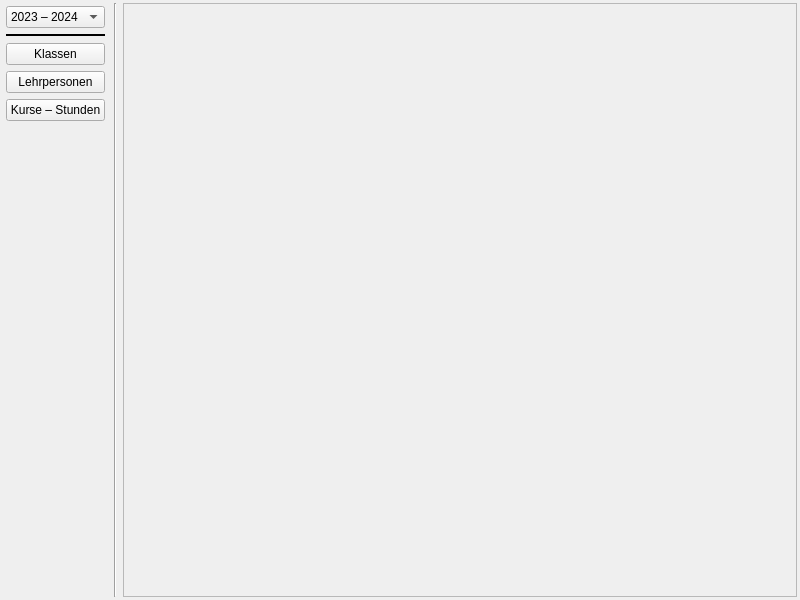
Old version of the form wz-data/ui/wz_main.ui in the repository gradgrind/WZ3.
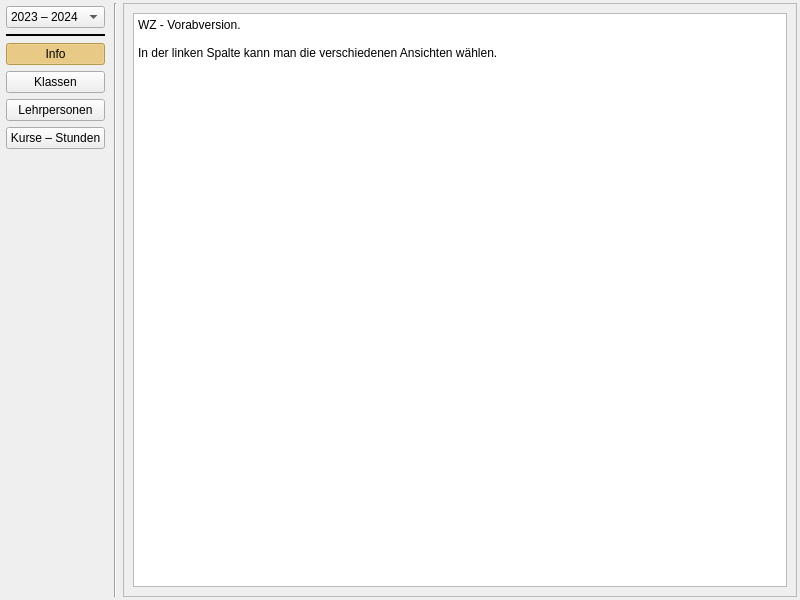
New version of the form.

Commit message: Add a preliminary info page to the main window.

The edit to the form file:
```diff
--- a/wz-data/ui/wz_main.ui
+++ b/wz-data/ui/wz_main.ui
@@ -74,6 +74,22 @@
           </property>
          </widget>
         </item>
+        <item>
+         <widget class="QPushButton" name="ui_info">
+          <property name="text">
+           <string>Info</string>
+          </property>
+          <property name="checkable">
+           <bool>true</bool>
+          </property>
+          <property name="checked">
+           <bool>true</bool>
+          </property>
+          <attribute name="buttonGroup">
+           <string notr="true">buttonGroup</string>
+          </attribute>
+         </widget>
+        </item>
         <item>
          <widget class="QPushButton" name="ui_class_editor">
           <property name="text">
@@ -164,6 +180,29 @@
      <property name="midLineWidth">
       <number>1</number>
      </property>
+     <widget class="QWidget" name="page">
+      <layout class="QVBoxLayout" name="verticalLayout_2">
+       <item>
+        <widget class="QTextEdit" name="textEdit">
+         <property name="html">
+          <string>&lt;!DOCTYPE HTML PUBLIC &quot;-//W3C//DTD HTML 4.0//EN&quot; &quot;http://www.w3.org/TR/REC-html40/strict.dtd&quot;&gt;
+&lt;html&gt;&lt;head&gt;&lt;meta name=&quot;qrichtext&quot; content=&quot;1&quot; /&gt;&lt;meta charset=&quot;utf-8&quot; /&gt;&lt;style type=&quot;text/css&quot;&gt;
+p, li { white-space: pre-wrap; }
+hr { height: 1px; border-width: 0; }
+li.unchecked::marker { content: &quot;\2610&quot;; }
+li.checked::marker { content: &quot;\2612&quot;; }
+&lt;/style&gt;&lt;/head&gt;&lt;body style=&quot; font-family:'Sans Serif'; font-size:9pt; font-weight:400; font-style:normal;&quot;&gt;
+&lt;p style=&quot; margin-top:0px; margin-bottom:0px; margin-left:0px; margin-right:0px; -qt-block-indent:0; text-indent:0px;&quot;&gt;WZ - Vorabversion.&lt;/p&gt;
+&lt;p style=&quot;-qt-paragraph-type:empty; margin-top:0px; margin-bottom:0px; margin-left:0px; margin-right:0px; -qt-block-indent:0; text-indent:0px;&quot;&gt;&lt;br /&gt;&lt;/p&gt;
+&lt;p style=&quot; margin-top:0px; margin-bottom:0px; margin-left:0px; margin-right:0px; -qt-block-indent:0; text-indent:0px;&quot;&gt;In der linken Spalte kann man die verschiedenen Ansichten wählen.&lt;/p&gt;&lt;/body&gt;&lt;/html&gt;</string>
+         </property>
+         <property name="textInteractionFlags">
+          <set>Qt::TextSelectableByKeyboard|Qt::TextSelectableByMouse</set>
+         </property>
+        </widget>
+       </item>
+      </layout>
+     </widget>
     </widget>
    </item>
   </layout>
```
The commit also changes 1 other file.
